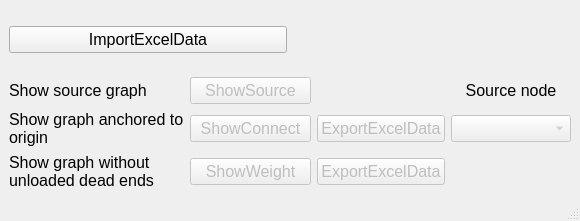
The window that mainwindow.ui (hosglial/courseProgMethods) describes before a commit, drawn with Qt 5.
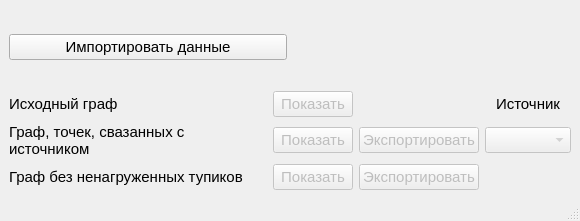
The same window after the commit.

Commit message: added russian interface

```diff
--- a/mainwindow.ui
+++ b/mainwindow.ui
@@ -21,16 +21,21 @@
        <widget class="QPushButton" name="init_button">
         <property name="font">
          <font>
-          <pointsize>12</pointsize>
+          <pointsize>11</pointsize>
          </font>
         </property>
         <property name="text">
-         <string>ImportExcelData</string>
+         <string>Импортировать данные</string>
         </property>
        </widget>
       </item>
       <item>
        <widget class="QLabel" name="label_5">
+        <property name="font">
+         <font>
+          <pointsize>11</pointsize>
+         </font>
+        </property>
         <property name="text">
          <string/>
         </property>
@@ -39,16 +44,16 @@
      </layout>
     </item>
     <item>
-     <layout class="QGridLayout" name="gridLayout">
+     <layout class="QGridLayout" name="gridLayout" columnstretch="1,0,0,0">
       <item row="0" column="0">
        <widget class="QLabel" name="label">
         <property name="font">
          <font>
-          <pointsize>12</pointsize>
+          <pointsize>11</pointsize>
          </font>
         </property>
         <property name="text">
-         <string>Show source graph</string>
+         <string>Исходный граф</string>
         </property>
        </widget>
       </item>
@@ -59,11 +64,11 @@
         </property>
         <property name="font">
          <font>
-          <pointsize>12</pointsize>
+          <pointsize>11</pointsize>
          </font>
         </property>
         <property name="text">
-         <string>ShowSource</string>
+         <string>Показать</string>
         </property>
        </widget>
       </item>
@@ -71,14 +76,14 @@
        <widget class="QLabel" name="label_4">
         <property name="font">
          <font>
-          <pointsize>12</pointsize>
+          <pointsize>11</pointsize>
          </font>
         </property>
         <property name="layoutDirection">
          <enum>Qt::LeftToRight</enum>
         </property>
         <property name="text">
-         <string>Source node</string>
+         <string>Источник</string>
         </property>
         <property name="alignment">
          <set>Qt::AlignCenter</set>
@@ -89,11 +94,11 @@
        <widget class="QLabel" name="label_2">
         <property name="font">
          <font>
-          <pointsize>12</pointsize>
+          <pointsize>11</pointsize>
          </font>
         </property>
         <property name="text">
-         <string>Show graph anchored to origin</string>
+         <string>Граф, точек, свазанных с источником</string>
         </property>
         <property name="wordWrap">
          <bool>true</bool>
@@ -107,11 +112,11 @@
         </property>
         <property name="font">
          <font>
-          <pointsize>12</pointsize>
+          <pointsize>11</pointsize>
          </font>
         </property>
         <property name="text">
-         <string>ShowConnect</string>
+         <string>Показать</string>
         </property>
        </widget>
       </item>
@@ -122,11 +127,11 @@
         </property>
         <property name="font">
          <font>
-          <pointsize>12</pointsize>
+          <pointsize>11</pointsize>
          </font>
         </property>
         <property name="text">
-         <string>ExportExcelData</string>
+         <string>Экспортировать</string>
         </property>
        </widget>
       </item>
@@ -137,7 +142,7 @@
         </property>
         <property name="font">
          <font>
-          <pointsize>12</pointsize>
+          <pointsize>11</pointsize>
          </font>
         </property>
        </widget>
@@ -146,11 +151,11 @@
        <widget class="QLabel" name="label_3">
         <property name="font">
          <font>
-          <pointsize>12</pointsize>
+          <pointsize>11</pointsize>
          </font>
         </property>
         <property name="text">
-         <string>Show graph without unloaded dead ends</string>
+         <string>Граф без ненагруженных тупиков</string>
         </property>
         <property name="wordWrap">
          <bool>true</bool>
@@ -164,11 +169,11 @@
         </property>
         <property name="font">
          <font>
-          <pointsize>12</pointsize>
+          <pointsize>11</pointsize>
          </font>
         </property>
         <property name="text">
-         <string>ShowWeight</string>
+         <string>Показать</string>
         </property>
        </widget>
       </item>
@@ -179,11 +184,11 @@
         </property>
         <property name="font">
          <font>
-          <pointsize>12</pointsize>
+          <pointsize>11</pointsize>
          </font>
         </property>
         <property name="text">
-         <string>ExportExcelData</string>
+         <string>Экспортировать</string>
         </property>
        </widget>
       </item>
```
The commit also changes 1 other file.
